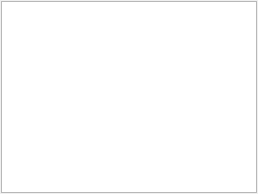
The window that src/dialog.ui (tomek-w-k/my-sticky-notes) describes before a commit, drawn with Qt 5.
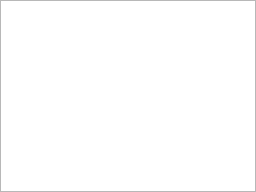
The same window after the commit.

Commit message: Set window border thickness to 0

Diff of the .ui file:
```diff
--- a/src/dialog.ui
+++ b/src/dialog.ui
@@ -27,22 +27,22 @@
   </property>
   <layout class="QHBoxLayout" name="horizontalLayout">
    <property name="spacing">
-    <number>6</number>
+    <number>0</number>
    </property>
    <property name="sizeConstraint">
     <enum>QLayout::SetFixedSize</enum>
    </property>
    <property name="leftMargin">
-    <number>1</number>
+    <number>0</number>
    </property>
    <property name="topMargin">
-    <number>1</number>
+    <number>0</number>
    </property>
    <property name="rightMargin">
-    <number>1</number>
+    <number>0</number>
    </property>
    <property name="bottomMargin">
-    <number>1</number>
+    <number>0</number>
    </property>
    <item>
     <widget class="QGraphicsView" name="graphicsView">
```
